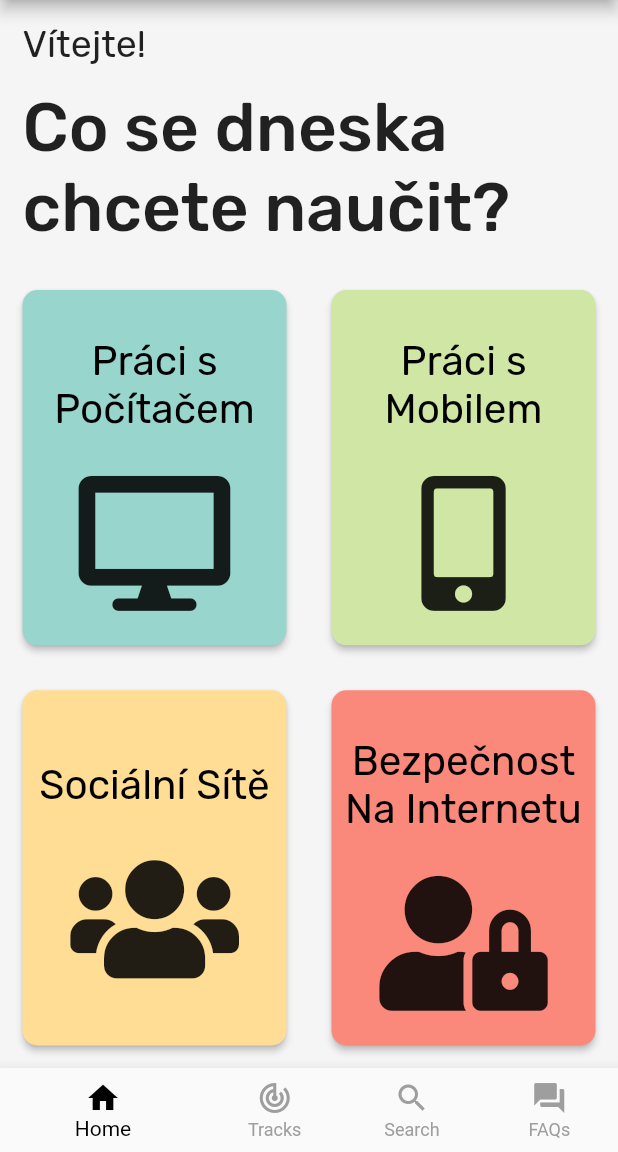
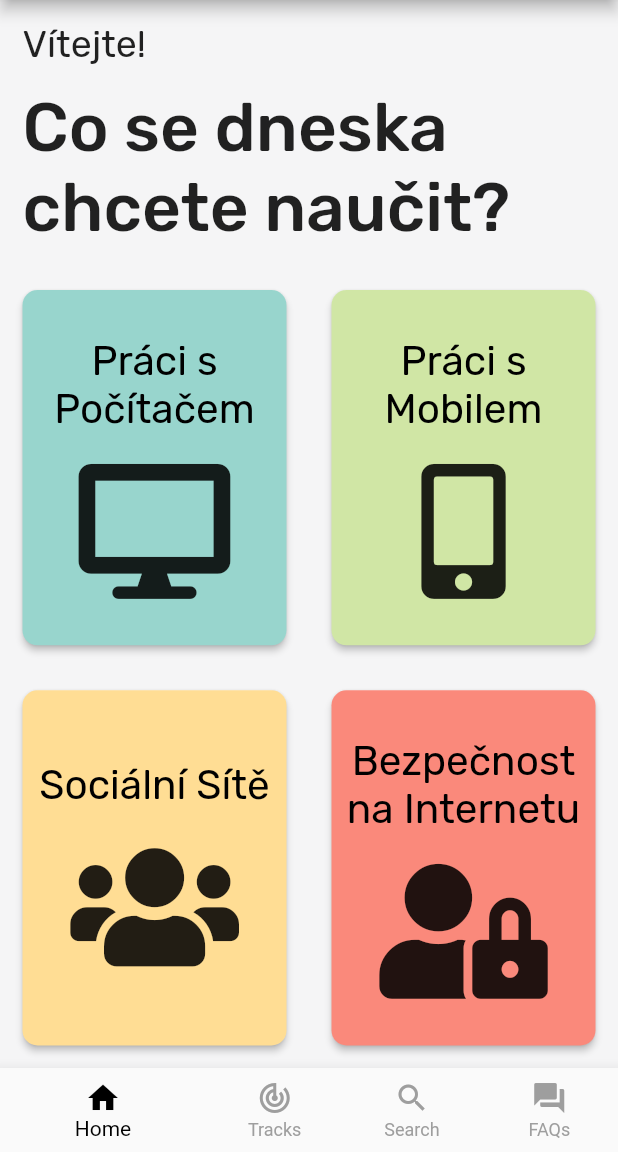
Before and after one commit to Vervit-cz/Vervit_Application, a Flutter app: the screen it shows after launch, on a phone screen of 412 x 824 dp, the part 84-1236 px from its top. Run offline on Flutter 3.47's test engine with Material 2 defaults, Android fonts, the phone set to English and light mode, and no system bars; our stand-ins replace font_awesome_flutter, google_fonts, material_floating_search_bar, splashscreen, youtube_player_flutter.

Commit message:
implemented LayoutBuilder and deleted iconCard component

```diff
--- a/vervit_app/lib/components/iconCard_content.dart
+++ /dev/null
@@ -1,45 +0,0 @@
-import 'package:flutter/material.dart';
-import 'package:google_fonts/google_fonts.dart';
-
-class IconCardContent extends StatelessWidget {
-  IconCardContent({this.text, this.icon, this.textSize, this.iconSize});
-  final String text;
-  final IconData icon;
-  final double textSize;
-  final double iconSize;
-
-
-  @override
-  Widget build(BuildContext context) {
-    return Column(
-      mainAxisAlignment: MainAxisAlignment.center,
-      crossAxisAlignment: CrossAxisAlignment.stretch,
-      children: [
-          SizedBox(
-            width: 50.0,
-            child: Padding(
-              padding: const EdgeInsets.all(8.0),
-              child: Text(
-                text,
-                textAlign: TextAlign.center,
-                style: GoogleFonts.rubik(
-                  textStyle: TextStyle(
-                    fontSize: textSize,
-                    fontWeight: FontWeight.w400,
-                    color: Colors.black,
-                  ),
-                )
-        ),
-            ),
-          ),
-        SizedBox(
-          height: 20.0,
-        ),
-        Icon(
-          icon,
-          size: iconSize,
-        ),
-      ],
-    );
-  }
-}
--- a/vervit_app/lib/components/reusable_card.dart
+++ b/vervit_app/lib/components/reusable_card.dart
@@ -1,5 +1,5 @@
 import 'package:flutter/material.dart';
-import 'iconCard_content.dart';
+import 'package:google_fonts/google_fonts.dart';
 
 class ReusableCard extends StatelessWidget {
   ReusableCard({this.text, this.icon, this.navigateTo, this.onTap, this.color, this.textSize, this.iconSize});
@@ -7,7 +7,7 @@ class ReusableCard extends StatelessWidget {
   final String text;
   final double textSize;
   final IconData icon;
-  final double iconSize;
+  double iconSize;
   final Function onTap;
   final Color color;
 
@@ -20,12 +20,41 @@ class ReusableCard extends StatelessWidget {
         child: Card(
           color: color,
           child: Container(
-            child: IconCardContent(
-              text: text,
-              icon: icon,
-              textSize: textSize,
-              iconSize: iconSize,
-            ),
+            child: LayoutBuilder(builder: (context, constraints) {
+              if (constraints.maxHeight < 185){
+                iconSize = iconSize - 20;
+              }
+              return Padding(
+                padding: const EdgeInsets.fromLTRB(10.0, 5.0, 10.0, 5.0),
+                child: Column(
+                  mainAxisAlignment: MainAxisAlignment.center,
+                  crossAxisAlignment: CrossAxisAlignment.stretch,
+                  children: [
+                    FittedBox(
+                      fit: BoxFit.scaleDown,
+                      child: Text(
+                          text,
+                          textAlign: TextAlign.center,
+                          style: GoogleFonts.rubik(
+                            textStyle: TextStyle(
+                              fontSize: textSize,
+                              fontWeight: FontWeight.w400,
+                              color: Colors.black,
+                            ),
+                          )
+                      ),
+                    ),
+                    SizedBox(
+                      height: 20.0,
+                    ),
+                    Icon(
+                        icon,
+                        size: iconSize,
+                      ),
+                  ],
+                ),
+              );
+            }),
           ),
           margin: EdgeInsets.all(15.0),
           shape: RoundedRectangleBorder(
--- a/vervit_app/lib/pages/home/reusable_card_page.dart
+++ b/vervit_app/lib/pages/home/reusable_card_page.dart
@@ -26,8 +26,8 @@ class CardPageWidget extends StatelessWidget {
             Container(
               alignment: Alignment.centerLeft,
               margin: EdgeInsets.fromLTRB(15.0, 30.0, 15.0, 0.0),
-              child: page.cards.length == 0 ? SizedBox() : SizedBox(
-                  height: 70.0,
+              child: page.cards.length == 0 ? SizedBox() : FittedBox(
+                  fit: BoxFit.contain,
                   child: Text(
                     page.heading,
                     textWidthBasis: TextWidthBasis.longestLine,
--- a/vervit_app/lib/pages/home_page.dart
+++ b/vervit_app/lib/pages/home_page.dart
@@ -22,9 +22,12 @@ class _HomePageState extends State<HomePage> {
             child: Container(
               alignment: Alignment.centerLeft,
               margin: EdgeInsets.only(left:15.0, right: 15.0, top:15.0),
+              child: FittedBox(
+                fit: BoxFit.scaleDown,
                 child: Text(
                   'Vítejte!',
                   style: kSmallTextStyle
+                  ),
               ),
               ),
             ),
@@ -33,10 +36,13 @@ class _HomePageState extends State<HomePage> {
             child: Container(
               alignment: Alignment.centerLeft,
               margin: EdgeInsets.fromLTRB(15.0, 0.0,15.0, 0.0),
+              child: FittedBox(
+                fit: BoxFit.scaleDown,
                 child: Text(
-                'Co se dneska chcete naučit?',
+                  'Co se dneska \nchcete naučit?',
                   textWidthBasis: TextWidthBasis.longestLine,
                   style: kTitleTextStyle,
+                ),
               ),
             ),
           ),
@@ -46,7 +52,7 @@ class _HomePageState extends State<HomePage> {
               children: [
                 Expanded(
                   child: ReusableCard(
-                    text: 'Práci s Počítačem',
+                    text: 'Práci s \nPočítačem',
                     icon: FontAwesomeIcons.desktop,
                     color: kColorTeal,
                     textSize: 27.0,
@@ -65,7 +71,7 @@ class _HomePageState extends State<HomePage> {
                 ),
                 Expanded(
                   child: ReusableCard(
-                    text: 'Práci s Mobilem',
+                    text: 'Práci s \nMobilem',
                     icon: FontAwesomeIcons.mobileAlt,
                     color: kColorLightGreen,
                     textSize: 27.0,
@@ -110,7 +116,7 @@ class _HomePageState extends State<HomePage> {
                 ),
                 Expanded(
                   child: ReusableCard(
-                    text: 'Bezpečnost Na Internetu',
+                    text: 'Bezpečnost \nna Internetu',
                     icon: FontAwesomeIcons.userLock,
                     color: kColorRed,
                     textSize: 27.0,
```
Also changed, not shown: 41 other files. Lines whose indentation alone changed are shown as unchanged.
